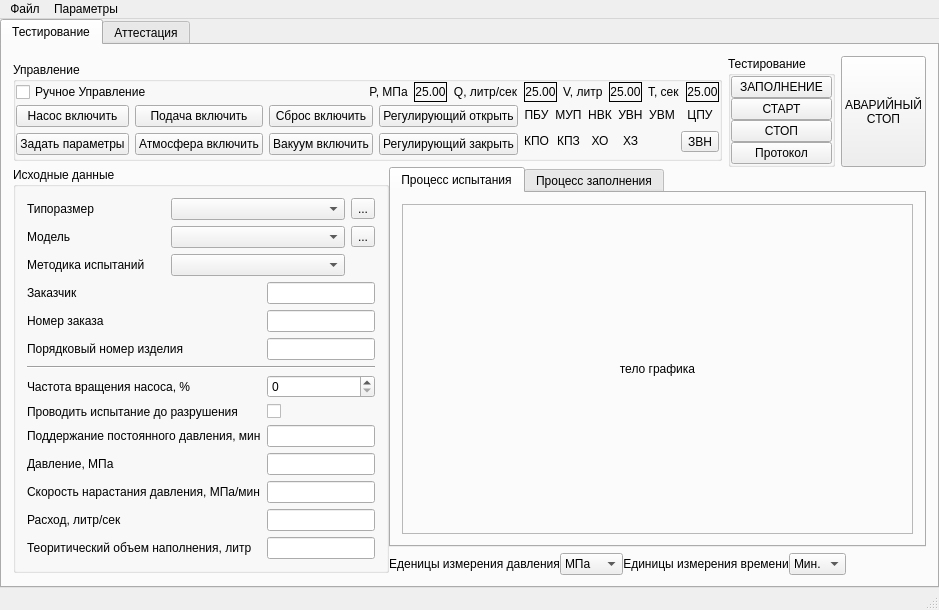
Before: the Qt Designer form main_window.ui in firef0xff/ttm25, drawn with Qt 5.
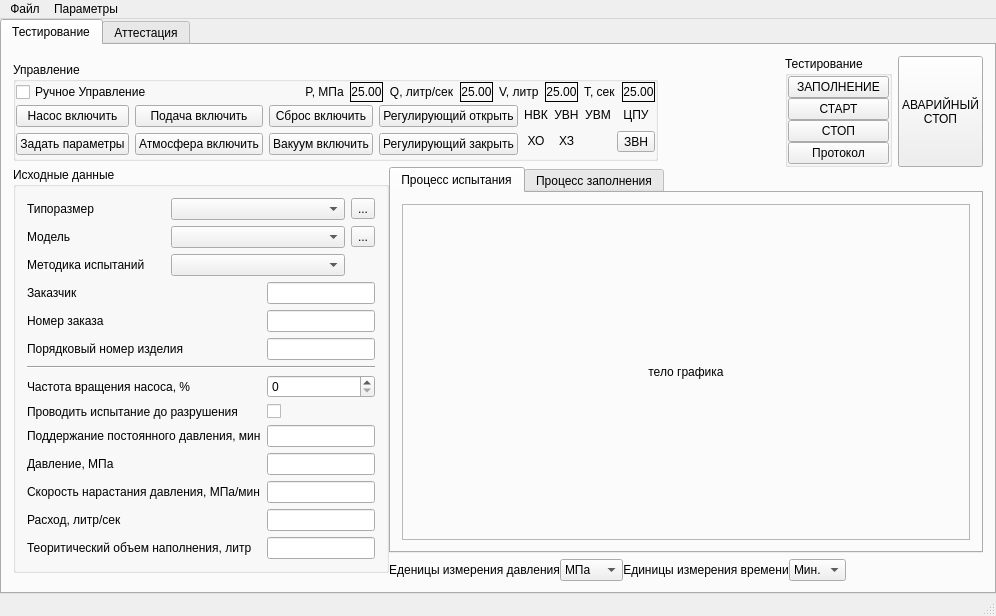
After: the same form once the commit is applied. The open tabs and pages were chosen to show the change.

```diff
--- a/main_window.ui
+++ b/main_window.ui
@@ -9,8 +9,8 @@
    <rect>
     <x>0</x>
     <y>0</y>
-    <width>864</width>
-    <height>574</height>
+    <width>996</width>
+    <height>616</height>
    </rect>
   </property>
   <property name="windowTitle">
@@ -367,7 +367,7 @@
                    <property name="leftMargin">
                     <number>0</number>
                    </property>
-                   <item row="1" column="2">
+                   <item row="1" column="0">
                     <widget class="QLabel" name="lXO">
                      <property name="sizePolicy">
                       <sizepolicy hsizetype="Preferred" vsizetype="Fixed">
@@ -389,51 +389,7 @@
                      </property>
                     </widget>
                    </item>
-                   <item row="1" column="1">
-                    <widget class="QLabel" name="lKPZ">
-                     <property name="sizePolicy">
-                      <sizepolicy hsizetype="Preferred" vsizetype="Fixed">
-                       <horstretch>0</horstretch>
-                       <verstretch>0</verstretch>
-                      </sizepolicy>
-                     </property>
-                     <property name="toolTip">
-                      <string>сигнализирует о достижении заслокни клапана положения &quot;закрыто&quot;</string>
-                     </property>
-                     <property name="toolTipDuration">
-                      <number>1000</number>
-                     </property>
-                     <property name="text">
-                      <string>КПЗ</string>
-                     </property>
-                     <property name="alignment">
-                      <set>Qt::AlignCenter</set>
-                     </property>
-                    </widget>
-                   </item>
-                   <item row="0" column="1">
-                    <widget class="QLabel" name="lMUP">
-                     <property name="sizePolicy">
-                      <sizepolicy hsizetype="Preferred" vsizetype="Fixed">
-                       <horstretch>0</horstretch>
-                       <verstretch>0</verstretch>
-                      </sizepolicy>
-                     </property>
-                     <property name="toolTip">
-                      <string>сигнализирует об установлении разрешения режима местного управления в насосной установке</string>
-                     </property>
-                     <property name="toolTipDuration">
-                      <number>1000</number>
-                     </property>
-                     <property name="text">
-                      <string>МУП</string>
-                     </property>
-                     <property name="alignment">
-                      <set>Qt::AlignCenter</set>
-                     </property>
-                    </widget>
-                   </item>
-                   <item row="0" column="2">
+                   <item row="0" column="0">
                     <widget class="QLabel" name="lNVK">
                      <property name="sizePolicy">
                       <sizepolicy hsizetype="Preferred" vsizetype="Fixed">
@@ -455,51 +411,7 @@
                      </property>
                     </widget>
                    </item>
-                   <item row="0" column="0">
-                    <widget class="QLabel" name="lPBU">
-                     <property name="sizePolicy">
-                      <sizepolicy hsizetype="Preferred" vsizetype="Fixed">
-                       <horstretch>0</horstretch>
-                       <verstretch>0</verstretch>
-                      </sizepolicy>
-                     </property>
-                     <property name="toolTip">
-                      <string>сигнализирует о наличии питания блока управления и датчика давления</string>
-                     </property>
-                     <property name="toolTipDuration">
-                      <number>1000</number>
-                     </property>
-                     <property name="text">
-                      <string>ПБУ</string>
-                     </property>
-                     <property name="alignment">
-                      <set>Qt::AlignCenter</set>
-                     </property>
-                    </widget>
-                   </item>
-                   <item row="1" column="0">
-                    <widget class="QLabel" name="lKPO">
-                     <property name="sizePolicy">
-                      <sizepolicy hsizetype="Preferred" vsizetype="Fixed">
-                       <horstretch>0</horstretch>
-                       <verstretch>0</verstretch>
-                      </sizepolicy>
-                     </property>
-                     <property name="toolTip">
-                      <string>сигнализирует о достижении заслокни клапана положения &quot;открыто&quot;</string>
-                     </property>
-                     <property name="toolTipDuration">
-                      <number>1000</number>
-                     </property>
-                     <property name="text">
-                      <string>КПО</string>
-                     </property>
-                     <property name="alignment">
-                      <set>Qt::AlignCenter</set>
-                     </property>
-                    </widget>
-                   </item>
-                   <item row="0" column="3">
+                   <item row="0" column="1">
                     <widget class="QLabel" name="lUVN">
                      <property name="sizePolicy">
                       <sizepolicy hsizetype="Preferred" vsizetype="Fixed">
@@ -521,7 +433,7 @@
                      </property>
                     </widget>
                    </item>
-                   <item row="0" column="4">
+                   <item row="0" column="2">
                     <widget class="QLabel" name="lUVM">
                      <property name="sizePolicy">
                       <sizepolicy hsizetype="Preferred" vsizetype="Fixed">
@@ -543,7 +455,7 @@
                      </property>
                     </widget>
                    </item>
-                   <item row="1" column="3">
+                   <item row="1" column="1">
                     <widget class="QLabel" name="lXZ">
                      <property name="sizePolicy">
                       <sizepolicy hsizetype="Preferred" vsizetype="Fixed">
@@ -565,7 +477,7 @@
                      </property>
                     </widget>
                    </item>
-                   <item row="1" column="5">
+                   <item row="1" column="3">
                     <widget class="QToolButton" name="bBuzen">
                      <property name="enabled">
                       <bool>true</bool>
@@ -590,7 +502,7 @@
                      </property>
                     </widget>
                    </item>
-                   <item row="0" column="5">
+                   <item row="0" column="3">
                     <widget class="QLabel" name="lConnect">
                      <property name="toolTip">
                       <string>сигнализирует о наличии связи с утановкой</string>
@@ -1587,8 +1499,8 @@
     <rect>
      <x>0</x>
      <y>0</y>
-     <width>864</width>
-     <height>21</height>
+     <width>996</width>
+     <height>19</height>
     </rect>
    </property>
    <widget class="QMenu" name="menu">
```
Left out of the diff: 3 changed lines with no effect on the pictures.
